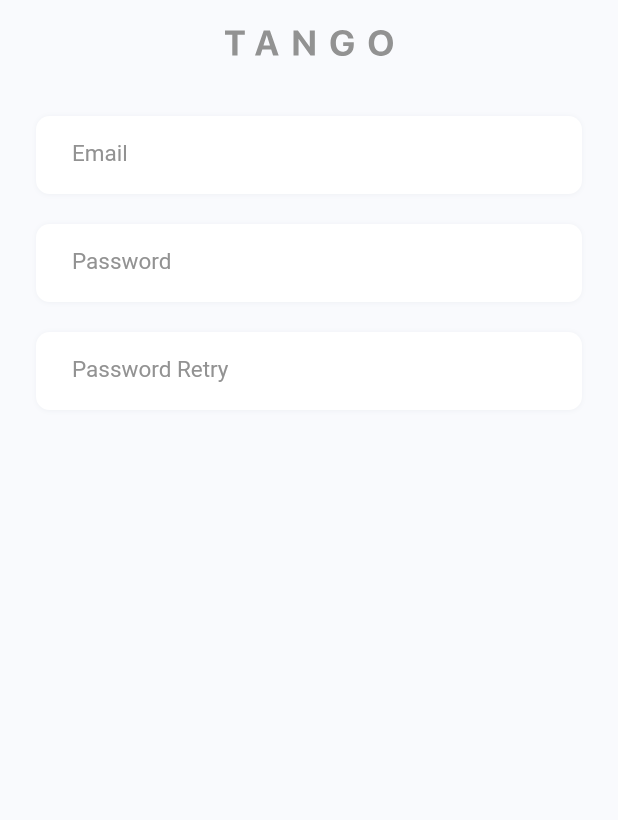
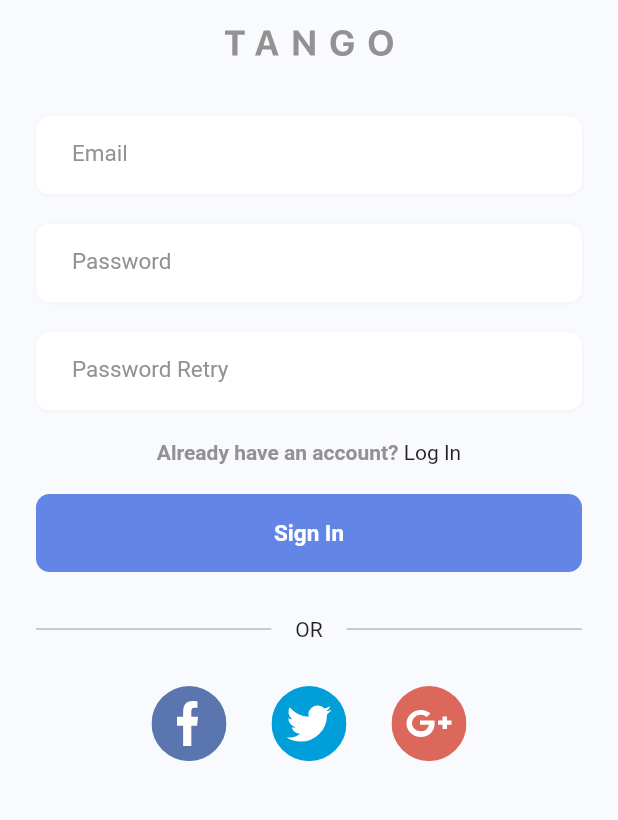
Before and after one commit to luoqiao6/flutter_bloc, a Flutter app: the screen it shows after launch, on a phone screen of 412 x 824 dp, the part 330-1150 px from its top. Run offline on Flutter 3.47's test engine with Material 2 defaults, Android fonts, the phone set to English and light mode, and no system bars; our stand-ins replace flutter_svg, rxdart; Roboto replaces fonts that are missing (SF-Pro-Display-Medium, SF-Pro-Display-Regular, SF-Pro-Display-SemiBold); project files that could hold a hidden picture were left out.

Commit message:
注册页面初步完成

```diff
--- a/lib/pages/light/register_page.dart
+++ b/lib/pages/light/register_page.dart
@@ -21,14 +21,17 @@ class _RegisterPageState extends State<RegisterPage> {
       backgroundColor: TangoColors.white253,
       body: Padding(
         padding: EdgeInsets.only(left: 24, right: 24),
-        child: Column(
-          crossAxisAlignment: CrossAxisAlignment.center,
+        child: CustomScrollView(
+          //crossAxisAlignment: CrossAxisAlignment.center,
           //mainAxisAlignment: MainAxisAlignment.center,
-          children: <Widget>[
+          slivers: <Widget>[
 
-            Padding(
+            SliverPadding(
               padding: EdgeInsets.only(top: 100),
             ),
+
+            SliverList(
+              delegate: SliverChildListDelegate([
 
                 Container(
                   //width: 120,
@@ -40,9 +43,17 @@ class _RegisterPageState extends State<RegisterPage> {
                   ),
                 ),
 
-            Padding(
+              ]),
+            ),
+
+
+
+            SliverPadding(
               padding: EdgeInsets.only(top: 20),
             ),
+
+            SliverList(
+              delegate: SliverChildListDelegate([
 
                 Container(
                   child: SvgPicture.asset(
@@ -53,11 +64,17 @@ class _RegisterPageState extends State<RegisterPage> {
                   ),
                 ),
 
-            Padding(
+              ]),
+            ),
+
+            SliverPadding(
               padding: EdgeInsets.only(top: 40),
             ),
 
             /// Email TextField
+            SliverList(
+              delegate: SliverChildListDelegate([
+
                 Container(
                   height: 52,
                   decoration: BoxDecoration(
@@ -102,11 +119,18 @@ class _RegisterPageState extends State<RegisterPage> {
                   ),
                 ),
 
-            Padding(
+              ]),
+            ),
+
+
+            SliverPadding(
               padding: EdgeInsets.only(top: 20),
             ),
 
             /// Password TextField
+            SliverList(
+              delegate: SliverChildListDelegate([
+
                 Container(
                   height: 52,
                   decoration: BoxDecoration(
@@ -151,11 +175,18 @@ class _RegisterPageState extends State<RegisterPage> {
                   ),
                 ),
 
-            Padding(
+
+              ]),
+            ),
+
+            SliverPadding(
               padding: EdgeInsets.only(top: 20),
             ),
 
             /// Password Retry TextField
+            SliverList(
+              delegate: SliverChildListDelegate([
+
                 Container(
                   height: 52,
                   decoration: BoxDecoration(
@@ -200,6 +231,155 @@ class _RegisterPageState extends State<RegisterPage> {
                   ),
                 ),
 
+              ]),
+            ),
+
+            SliverPadding(
+              padding: EdgeInsets.only(top: 20),
+            ),
+
+            SliverList(
+              delegate: SliverChildListDelegate([
+                Row(
+                  mainAxisAlignment: MainAxisAlignment.center,
+                  children: <Widget>[
+                    Container(
+                      child: Text('Already have an account?', style: TangoTextStyles.SFProDisplayMedium14Black146,),
+                    ),
+
+                    Container(
+                      child: Text(' Log In'),
+                    ),
+                  ],
+                ),
+
+              ]),
+            ),
+
+            SliverPadding(
+              padding: EdgeInsets.only(top: 20),
+            ),
+
+            SliverList(
+              delegate: SliverChildListDelegate([
+                Container(
+                  height: 52,
+                  alignment: Alignment.center,
+                  decoration: BoxDecoration(
+                    color: TangoColors.blue230,
+                    borderRadius: BorderRadius.all(
+                      Radius.circular(9),
+                    ),
+                  ),
+                  child: Text('Sign In', style: TangoTextStyles.SFProDisplaySemiBold15White,),
+                )
+
+              ]),
+            ),
+
+            SliverPadding(
+              padding: EdgeInsets.only(top: 30),
+            ),
+
+            /// OR
+            SliverList(
+              delegate: SliverChildListDelegate([
+
+                Row(
+                  children: <Widget>[
+
+                    Expanded(
+                      child: Container(
+                        height: 1,
+                        decoration: BoxDecoration(
+                          color: TangoColors.blue201,
+//                        border: Border(
+//                          bottom: BorderSide(
+//                            color:
+//                          ),
+//                        ),
+                        ),
+                      ),
+                    ),
+
+                    Container(
+                      padding: EdgeInsets.only(left: 16, right: 16),
+                      child: Text('OR'),
+                    ),
+
+                    Expanded(
+                      child: Container(
+                        height: 1,
+                        decoration: BoxDecoration(
+                          color: TangoColors.blue201,
+                        ),
+                      ),
+                    ),
+
+
+                  ],
+                ),
+
+
+              ]),
+            ),
+
+            SliverPadding(
+              padding: EdgeInsets.only(top: 30),
+            ),
+
+
+            SliverList(
+              delegate: SliverChildListDelegate([
+                Row(
+                  mainAxisAlignment: MainAxisAlignment.center,
+                  children: <Widget>[
+                    Container(
+                      width: 50,
+                      height: 50,
+                      child: SvgPicture.asset(
+                        'res/images/facebook.svg',
+                        //color: TangoColors.black146,
+                      ),
+                    ),
+
+                    Padding(
+                      padding: EdgeInsets.only(left: 30),
+                    ),
+
+                    Container(
+                      width: 50,
+                      height: 50,
+                      child: SvgPicture.asset(
+                        'res/images/twitter.svg',
+                        //color: TangoColors.black146,
+                      ),
+                    ),
+
+                    Padding(
+                      padding: EdgeInsets.only(left: 30),
+                    ),
+
+                    Container(
+                      width: 50,
+                      height: 50,
+                      child: SvgPicture.asset(
+                        'res/images/google.svg',
+                        //color: TangoColors.black146,
+                      ),
+                    ),
+
+                  ],
+                ),
+              ]),
+            ),
+
+
+            SliverPadding(
+              padding: EdgeInsets.only(top: 30),
+            ),
+
+
           ],
         ),
       ),
--- a/lib/utils/textStyles.dart
+++ b/lib/utils/textStyles.dart
@@ -24,6 +24,13 @@ class TangoTextStyles {
     fontWeight: FontWeight.w400,
   );
 
+  static const SFProDisplaySemiBold15White = TextStyle(
+    color: TangoColors.white,
+    fontSize: 15,
+    fontFamily: 'SF-Pro-Display-SemiBold',
+    fontWeight: FontWeight.w600,
+  );
+
   static const SFProTextRegular14Black146 = TextStyle(
     color: TangoColors.black51,
     fontSize: 14,
@@ -38,4 +45,12 @@ class TangoTextStyles {
     fontWeight: FontWeight.w400,
   );
 
+  static const SFProDisplayMedium14Black146 = TextStyle(
+    color: TangoColors.black146,
+    fontSize: 14,
+    fontFamily: 'SF-Pro-Display-Medium',
+    fontWeight: FontWeight.w600,
+  );
+
+
 }
```
Also changed, not shown: res/images/facebook.svg (added), res/images/google.svg (added), res/images/twitter.svg (added). Lines whose indentation alone changed are shown as unchanged.
